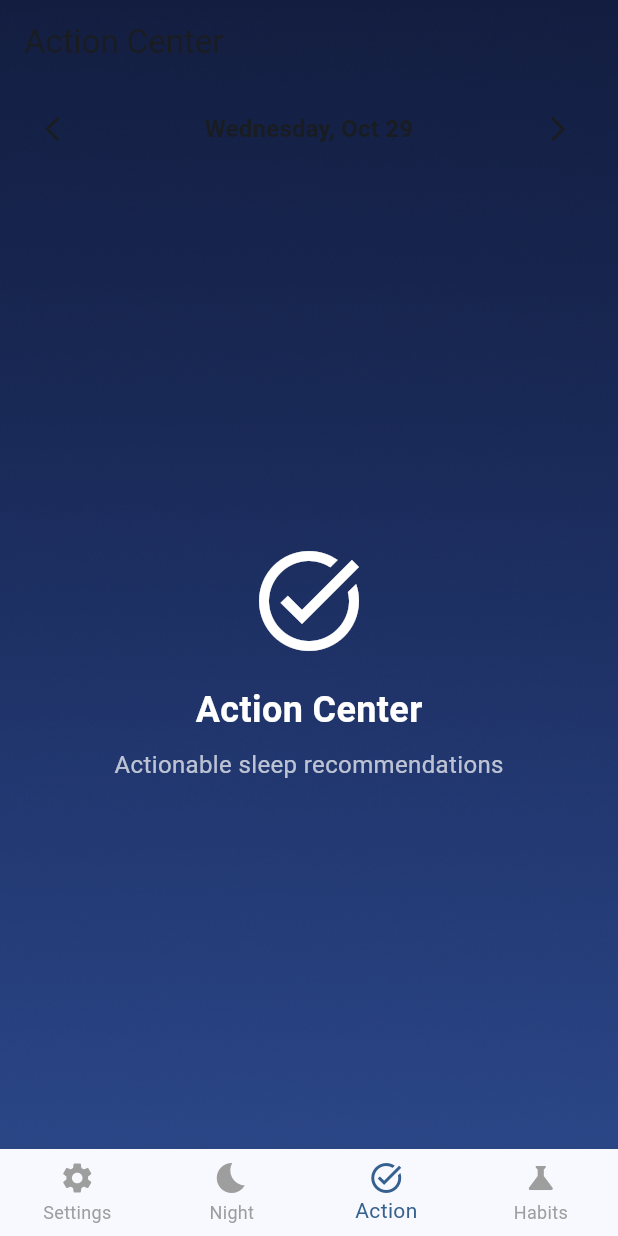
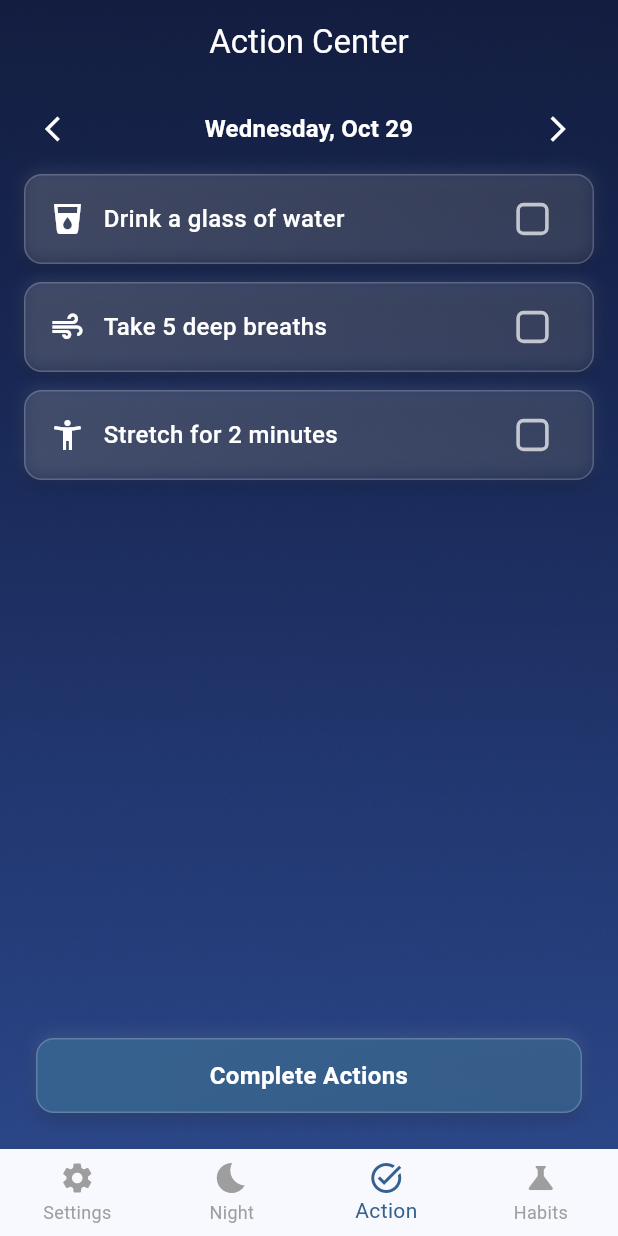
Before and after one commit to Veit-Kramer-Schoeggl/sleepbalance, a Flutter app: the screen it shows after launch, after a tap on "Complete Setup", on a phone screen of 412 x 824 dp. Run offline on Flutter 3.47's test engine with Material 3 defaults, Android fonts, the phone set to English and light mode, and no system bars; our stand-ins replace shared_preferences.

Commit message:
Updated Date Navigation Header Updated Expandable Calendar Night Review Integration

```diff
--- a/lib/features/action_center/presentation/screens/action_screen.dart
+++ b/lib/features/action_center/presentation/screens/action_screen.dart
@@ -1,6 +1,8 @@
 import 'package:flutter/material.dart';
 import '../../../../shared/widgets/ui/background_wrapper.dart';
 import '../../../../shared/widgets/ui/date_navigation_header.dart';
+import '../../../../shared/widgets/ui/checkbox_button.dart';
+import '../../../../shared/widgets/ui/acceptance_button.dart';
 
 /// Action Center screen for actionable sleep recommendations and tasks
 class ActionScreen extends StatefulWidget {
@@ -13,6 +15,25 @@ class ActionScreen extends StatefulWidget {
 class _ActionScreenState extends State<ActionScreen> {
   DateTime _currentDate = DateTime.now();
 
+  // List of action items with checkbox states
+  List<Map<String, dynamic>> _actionItems = [
+    {
+      'text': 'Drink a glass of water',
+      'icon': Icons.local_drink,
+      'isChecked': false,
+    },
+    {
+      'text': 'Take 5 deep breaths',
+      'icon': Icons.air,
+      'isChecked': false,
+    },
+    {
+      'text': 'Stretch for 2 minutes',
+      'icon': Icons.accessibility_new,
+      'isChecked': false,
+    },
+  ];
+
   @override
   Widget build(BuildContext context) {
     return BackgroundWrapper(
@@ -21,9 +42,10 @@ class _ActionScreenState extends State<ActionScreen> {
       child: Scaffold(
         backgroundColor: Colors.transparent,
         appBar: AppBar(
-          title: const Text('Action Center'),
+          title: const Text('Action Center', style: TextStyle(color: Colors.white)),
           backgroundColor: Colors.transparent,
           elevation: 0,
+          centerTitle: true,
         ),
         body: Column(
           children: [
@@ -40,28 +62,44 @@ class _ActionScreenState extends State<ActionScreen> {
                 });
               },
             ),
-            const Expanded(
-              child: Center(
-                child: Column(
-                  mainAxisAlignment: MainAxisAlignment.center,
-                  children: [
-                    Icon(
-                      Icons.task_alt,
-                      size: 80,
-                      color: Colors.white,
+            Expanded(
+              child: Padding(
+                padding: const EdgeInsets.symmetric(horizontal: 16),
+                child: ListView.builder(
+                  itemCount: _actionItems.length,
+                  itemBuilder: (context, index) {
+                    final item = _actionItems[index];
+                    return Padding(
+                      padding: const EdgeInsets.only(bottom: 12),
+                      child: CheckboxButton(
+                        text: item['text'],
+                        icon: item['icon'],
+                        isChecked: item['isChecked'],
+                        onChanged: (value) {
+                          setState(() {
+                            _actionItems[index]['isChecked'] = value ?? false;
+                          });
+                        },
+                      ),
+                    );
+                  },
+                ),
+              ),
+            ),
+            Padding(
+              padding: const EdgeInsets.all(24),
+              child: AcceptanceButton(
+                text: 'Complete Actions',
+                onPressed: () {
+                  final completedCount = _actionItems.where((item) => item['isChecked']).length;
+                  ScaffoldMessenger.of(context).showSnackBar(
+                    SnackBar(
+                      content: Text('$completedCount of ${_actionItems.length} actions completed!'),
+                      backgroundColor: Colors.blue,
                     ),
-                    SizedBox(height: 16),
-                    Text(
-                      'Action Center',
-                      style: TextStyle(fontSize: 24, fontWeight: FontWeight.bold, color: Colors.white),
-                    ),
-                    SizedBox(height: 8),
-                    Text(
-                      'Actionable sleep recommendations',
-                      style: TextStyle(fontSize: 16, color: Colors.white70),
-                    ),
-                  ],
-                ),
+                  );
+                },
+                width: double.infinity,
               ),
             ),
           ],
--- a/lib/features/habits_lab/presentation/screens/habits_screen.dart
+++ b/lib/features/habits_lab/presentation/screens/habits_screen.dart
@@ -1,5 +1,6 @@
 import 'package:flutter/material.dart';
 import '../../../../shared/widgets/ui/background_wrapper.dart';
+import '../../../../shared/widgets/ui/acceptance_button.dart';
 
 /// Habits Lab screen for sleep habit tracking and experimentation
 class HabitsScreen extends StatelessWidget {
@@ -13,11 +14,15 @@ class HabitsScreen extends StatelessWidget {
       child: Scaffold(
         backgroundColor: Colors.transparent,
         appBar: AppBar(
-          title: const Text('Habits Lab'),
+          title: const Text('Habits Lab', style: TextStyle(color: Colors.white)),
           backgroundColor: Colors.transparent,
           elevation: 0,
+          centerTitle: true,
         ),
-        body: const Center(
+        body: Column(
+          children: [
+            const Expanded(
+              child: Center(
                 child: Column(
                   mainAxisAlignment: MainAxisAlignment.center,
                   children: [
@@ -40,6 +45,25 @@ class HabitsScreen extends StatelessWidget {
                 ),
               ),
             ),
+            Padding(
+              padding: const EdgeInsets.all(24),
+              child: AcceptanceButton(
+                text: 'Save Habits',
+                onPressed: () {
+                  // Handle save action
+                  ScaffoldMessenger.of(context).showSnackBar(
+                    const SnackBar(
+                      content: Text('Habits saved successfully!'),
+                      backgroundColor: Colors.green,
+                    ),
+                  );
+                },
+                width: double.infinity,
+              ),
+            ),
+          ],
+        ),
+      ),
     );
   }
 }
--- a/lib/features/night_review/presentation/screens/night_screen.dart
+++ b/lib/features/night_review/presentation/screens/night_screen.dart
@@ -1,6 +1,7 @@
 import 'package:flutter/material.dart';
 import '../../../../shared/widgets/ui/background_wrapper.dart';
 import '../../../../shared/widgets/ui/date_navigation_header.dart';
+import '../../../../shared/widgets/ui/expandable_calendar.dart';
 
 /// Night Review screen for reviewing previous night's sleep data
 class NightScreen extends StatefulWidget {
@@ -12,6 +13,7 @@ class NightScreen extends StatefulWidget {
 
 class _NightScreenState extends State<NightScreen> {
   DateTime _currentDate = DateTime.now();
+  bool _isCalendarExpanded = false;
 
   @override
   Widget build(BuildContext context) {
@@ -21,9 +23,10 @@ class _NightScreenState extends State<NightScreen> {
       child: Scaffold(
         backgroundColor: Colors.transparent,
         appBar: AppBar(
-          title: const Text('Night Review'),
+          title: const Text('Night Review', style: TextStyle(color: Colors.white)),
           backgroundColor: Colors.transparent,
           elevation: 0,
+          centerTitle: true,
         ),
         body: Column(
           children: [
@@ -37,6 +40,25 @@ class _NightScreenState extends State<NightScreen> {
               onNextDay: () {
                 setState(() {
                   _currentDate = _currentDate.add(const Duration(days: 1));
+                });
+              },
+              onDateTap: () {
+                setState(() {
+                  _isCalendarExpanded = !_isCalendarExpanded;
+                });
+              },
+            ),
+            ExpandableCalendar(
+              selectedDate: _currentDate,
+              isExpanded: _isCalendarExpanded,
+              onDateSelected: (date) {
+                setState(() {
+                  _currentDate = date;
+                });
+              },
+              onToggleExpansion: () {
+                setState(() {
+                  _isCalendarExpanded = !_isCalendarExpanded;
                 });
               },
             ),
--- /dev/null
+++ b/lib/shared/widgets/ui/acceptance_button.dart
@@ -0,0 +1,93 @@
+import 'package:flutter/material.dart';
+
+/// A standard acceptance button with floating effect
+/// Used for confirming actions, submissions, etc.
+class AcceptanceButton extends StatelessWidget {
+  final String text;
+  final VoidCallback onPressed;
+  final Color? backgroundColor;
+  final Color? textColor;
+  final double? width;
+  final double? height;
+  final EdgeInsetsGeometry? padding;
+  final bool enabled;
+
+  const AcceptanceButton({
+    super.key,
+    required this.text,
+    required this.onPressed,
+    this.backgroundColor,
+    this.textColor,
+    this.width,
+    this.height = 50,
+    this.padding = const EdgeInsets.symmetric(horizontal: 24, vertical: 12),
+    this.enabled = true,
+  });
+
+  @override
+  Widget build(BuildContext context) {
+    return Container(
+      width: width,
+      height: height,
+      decoration: BoxDecoration(
+        borderRadius: BorderRadius.circular(12),
+        boxShadow: [
+          BoxShadow(
+            color: Colors.black.withOpacity(0.2),
+            blurRadius: 8,
+            offset: const Offset(0, 4),
+          ),
+          BoxShadow(
+            color: Colors.white.withOpacity(0.1),
+            blurRadius: 8,
+            offset: const Offset(0, -2),
+          ),
+        ],
+      ),
+      child: Material(
+        color: Colors.transparent,
+        child: InkWell(
+          onTap: enabled ? onPressed : null,
+          borderRadius: BorderRadius.circular(12),
+          child: Container(
+            decoration: BoxDecoration(
+              gradient: LinearGradient(
+                begin: Alignment.topLeft,
+                end: Alignment.bottomRight,
+                colors: enabled
+                    ? [
+                        backgroundColor ?? Theme.of(context).colorScheme.primary,
+                        (backgroundColor ?? Theme.of(context).colorScheme.primary)
+                            .withOpacity(0.8),
+                      ]
+                    : [
+                        Colors.grey.withOpacity(0.5),
+                        Colors.grey.withOpacity(0.3),
+                      ],
+              ),
+              borderRadius: BorderRadius.circular(12),
+              border: Border.all(
+                color: Colors.white.withOpacity(0.2),
+                width: 1,
+              ),
+            ),
+            padding: padding,
+            child: Center(
+              child: Text(
+                text,
+                style: TextStyle(
+                  color: enabled
+                      ? (textColor ?? Colors.white)
+                      : Colors.white.withOpacity(0.5),
+                  fontSize: 16,
+                  fontWeight: FontWeight.w600,
+                ),
+                textAlign: TextAlign.center,
+              ),
+            ),
+          ),
+        ),
+      ),
+    );
+  }
+}
--- /dev/null
+++ b/lib/shared/widgets/ui/checkbox_button.dart
@@ -0,0 +1,139 @@
+import 'package:flutter/material.dart';
+
+/// A checkbox button with icon, text, and floating effect
+/// Layout: [Icon] [Text] [Checkbox]
+class CheckboxButton extends StatelessWidget {
+  final String text;
+  final IconData icon;
+  final bool isChecked;
+  final ValueChanged<bool?> onChanged;
+  final Color? backgroundColor;
+  final Color? textColor;
+  final Color? iconColor;
+  final Color? checkboxColor;
+  final double? width;
+  final double? height;
+  final EdgeInsetsGeometry? padding;
+  final bool enabled;
+
+  const CheckboxButton({
+    super.key,
+    required this.text,
+    required this.icon,
+    required this.isChecked,
+    required this.onChanged,
+    this.backgroundColor,
+    this.textColor,
+    this.iconColor,
+    this.checkboxColor,
+    this.width,
+    this.height = 60,
+    this.padding = const EdgeInsets.symmetric(horizontal: 16, vertical: 12),
+    this.enabled = true,
+  });
+
+  @override
+  Widget build(BuildContext context) {
+    return Container(
+      width: width,
+      height: height,
+      decoration: BoxDecoration(
+        borderRadius: BorderRadius.circular(12),
+        boxShadow: [
+          BoxShadow(
+            color: Colors.black.withOpacity(0.2),
+            blurRadius: 8,
+            offset: const Offset(0, 4),
+          ),
+          BoxShadow(
+            color: Colors.white.withOpacity(0.1),
+            blurRadius: 8,
+            offset: const Offset(0, -2),
+          ),
+        ],
+      ),
+      child: Material(
+        color: Colors.transparent,
+        child: InkWell(
+          onTap: enabled ? () => onChanged(!isChecked) : null,
+          borderRadius: BorderRadius.circular(12),
+          child: Container(
+            decoration: BoxDecoration(
+              gradient: LinearGradient(
+                begin: Alignment.topLeft,
+                end: Alignment.bottomRight,
+                colors: enabled
+                    ? [
+                        backgroundColor ?? Colors.white.withOpacity(0.1),
+                        (backgroundColor ?? Colors.white.withOpacity(0.1))
+                            .withOpacity(0.05),
+                      ]
+                    : [
+                        Colors.grey.withOpacity(0.1),
+                        Colors.grey.withOpacity(0.05),
+                      ],
+              ),
+              borderRadius: BorderRadius.circular(12),
+              border: Border.all(
+                color: Colors.white.withOpacity(0.2),
+                width: 1,
+              ),
+            ),
+            padding: padding,
+            child: Row(
+              children: [
+                // Left icon
+                Icon(
+                  icon,
+                  color: enabled
+                      ? (iconColor ?? Colors.white)
+                      : Colors.white.withOpacity(0.5),
+                  size: 24,
+                ),
+
+                const SizedBox(width: 12),
+
+                // Center text
+                Expanded(
+                  child: Text(
+                    text,
+                    style: TextStyle(
+                      color: enabled
+                          ? (textColor ?? Colors.white)
+                          : Colors.white.withOpacity(0.5),
+                      fontSize: 16,
+                      fontWeight: FontWeight.w500,
+                    ),
+                    textAlign: TextAlign.left,
+                  ),
+                ),
+
+                const SizedBox(width: 12),
+
+                // Right checkbox
+                Transform.scale(
+                  scale: 1.2,
+                  child: Checkbox(
+                    value: isChecked,
+                    onChanged: enabled ? onChanged : null,
+                    activeColor: checkboxColor ?? Theme.of(context).colorScheme.primary,
+                    checkColor: Colors.white,
+                    side: BorderSide(
+                      color: enabled
+                          ? Colors.white.withOpacity(0.7)
+                          : Colors.white.withOpacity(0.3),
+                      width: 2,
+                    ),
+                    shape: RoundedRectangleBorder(
+                      borderRadius: BorderRadius.circular(4),
+                    ),
+                  ),
+                ),
+              ],
+            ),
+          ),
+        ),
+      ),
+    );
+  }
+}
--- a/lib/shared/widgets/ui/date_navigation_header.dart
+++ b/lib/shared/widgets/ui/date_navigation_header.dart
@@ -7,6 +7,7 @@ class DateNavigationHeader extends StatelessWidget {
   final DateTime currentDate;
   final VoidCallback onPreviousDay;
   final VoidCallback onNextDay;
+  final VoidCallback? onDateTap;
   final double? height;
   final EdgeInsetsGeometry? padding;
 
@@ -15,6 +16,7 @@ class DateNavigationHeader extends StatelessWidget {
     required this.currentDate,
     required this.onPreviousDay,
     required this.onNextDay,
+    this.onDateTap,
     this.height = 60,
     this.padding = const EdgeInsets.symmetric(horizontal: 16, vertical: 8),
   });
@@ -32,20 +34,30 @@ class DateNavigationHeader extends StatelessWidget {
             onPressed: onPreviousDay,
             icon: const Icon(Icons.arrow_back_ios),
             iconSize: 20,
-            color: Theme.of(context).colorScheme.onSurface,
+            color: Colors.white,
             tooltip: 'Previous day',
           ),
 
           // Date display in center
           Expanded(
             child: Center(
-              child: Text(
-                DateFormatter.formatForHeader(currentDate),
-                style: Theme.of(context).textTheme.titleMedium?.copyWith(
-                  fontWeight: FontWeight.w600,
-                  color: Theme.of(context).colorScheme.onSurface,
+              child: GestureDetector(
+                onTap: onDateTap,
+                child: Container(
+                  padding: const EdgeInsets.symmetric(horizontal: 12, vertical: 8),
+                  decoration: onDateTap != null ? BoxDecoration(
+                    borderRadius: BorderRadius.circular(8),
+                    color: Colors.white.withOpacity(0.1),
+                  ) : null,
+                  child: Text(
+                    DateFormatter.formatForHeader(currentDate),
+                    style: Theme.of(context).textTheme.titleMedium?.copyWith(
+                      fontWeight: FontWeight.w600,
+                      color: Colors.white,
+                    ),
+                    textAlign: TextAlign.center,
+                  ),
                 ),
-                textAlign: TextAlign.center,
               ),
             ),
           ),
@@ -55,7 +67,7 @@ class DateNavigationHeader extends StatelessWidget {
             onPressed: onNextDay,
             icon: const Icon(Icons.arrow_forward_ios),
             iconSize: 20,
-            color: Theme.of(context).colorScheme.onSurface,
+            color: Colors.white,
             tooltip: 'Next day',
           ),
         ],
--- /dev/null
+++ b/lib/shared/widgets/ui/expandable_calendar.dart
@@ -0,0 +1,162 @@
+import 'package:flutter/material.dart';
+
+/// An expandable calendar widget with floating effect
+/// Allows date selection and displays in a collapsible format
+class ExpandableCalendar extends StatefulWidget {
+  final DateTime selectedDate;
+  final ValueChanged<DateTime> onDateSelected;
+  final bool isExpanded;
+  final VoidCallback onToggleExpansion;
+
+  const ExpandableCalendar({
+    super.key,
+    required this.selectedDate,
+    required this.onDateSelected,
+    required this.isExpanded,
+    required this.onToggleExpansion,
+  });
+
+  @override
+  State<ExpandableCalendar> createState() => _ExpandableCalendarState();
+}
+
+class _ExpandableCalendarState extends State<ExpandableCalendar>
+    with SingleTickerProviderStateMixin {
+  late AnimationController _animationController;
+  late Animation<double> _expandAnimation;
+
+  @override
+  void initState() {
+    super.initState();
+    _animationController = AnimationController(
+      duration: const Duration(milliseconds: 300),
+      vsync: this,
+    );
+    _expandAnimation = CurvedAnimation(
+      parent: _animationController,
+      curve: Curves.easeInOut,
+    );
+
+    if (widget.isExpanded) {
+      _animationController.value = 1.0;
+    }
+  }
+
+  @override
+  void didUpdateWidget(ExpandableCalendar oldWidget) {
+    super.didUpdateWidget(oldWidget);
+    if (widget.isExpanded != oldWidget.isExpanded) {
+      if (widget.isExpanded) {
+        _animationController.forward();
+      } else {
+        _animationController.reverse();
+      }
+    }
+  }
+
+  @override
+  void dispose() {
+    _animationController.dispose();
+    super.dispose();
+  }
+
+  @override
+  Widget build(BuildContext context) {
+    return Container(
+      margin: const EdgeInsets.symmetric(horizontal: 16, vertical: 8),
+      decoration: BoxDecoration(
+        borderRadius: BorderRadius.circular(12),
+        boxShadow: [
+          BoxShadow(
+            color: Colors.black.withOpacity(0.2),
+            blurRadius: 8,
+            offset: const Offset(0, 4),
+          ),
+          BoxShadow(
+            color: Colors.white.withOpacity(0.1),
+            blurRadius: 8,
+            offset: const Offset(0, -2),
+          ),
+        ],
+      ),
+      child: Material(
+        color: Colors.transparent,
+        child: Container(
+          decoration: BoxDecoration(
+            gradient: LinearGradient(
+              begin: Alignment.topLeft,
+              end: Alignment.bottomRight,
+              colors: [
+                Colors.white.withOpacity(0.1),
+                Colors.white.withOpacity(0.05),
+              ],
+            ),
+            borderRadius: BorderRadius.circular(12),
+            border: Border.all(
+              color: Colors.white.withOpacity(0.2),
+              width: 1,
+            ),
+          ),
+          child: Column(
+            children: [
+              // Header with expand/collapse button
+              InkWell(
+                onTap: widget.onToggleExpansion,
+                borderRadius: const BorderRadius.vertical(top: Radius.circular(12)),
+                child: Padding(
+                  padding: const EdgeInsets.all(16),
+                  child: Row(
+                    children: [
+                      const Icon(
+                        Icons.calendar_month,
+                        color: Colors.white,
+                        size: 24,
+                      ),
+                      const SizedBox(width: 12),
+                      const Expanded(
+                        child: Text(
+                          'Select Date',
+                          style: TextStyle(
+                            color: Colors.white,
+                            fontSize: 16,
+                            fontWeight: FontWeight.w500,
+                          ),
+                        ),
+                      ),
+                      AnimatedRotation(
+                        turns: widget.isExpanded ? 0.5 : 0,
+                        duration: const Duration(milliseconds: 300),
+                        child: const Icon(
+                          Icons.keyboard_arrow_down,
+                          color: Colors.white,
+                          size: 24,
+                        ),
+                      ),
+                    ],
+                  ),
+                ),
+              ),
+
+              // Expandable calendar content
+              SizeTransition(
+                sizeFactor: _expandAnimation,
+                child: Container(
+                  padding: const EdgeInsets.all(16),
+                  child: CalendarDatePicker(
+                    initialDate: widget.selectedDate,
+                    firstDate: DateTime.now().subtract(const Duration(days: 365)),
+                    lastDate: DateTime.now().add(const Duration(days: 365)),
+                    onDateChanged: (date) {
+                      widget.onDateSelected(date);
+                      widget.onToggleExpansion(); // Auto-collapse after selection
+                    },
+                  ),
+                ),
+              ),
+            ],
+          ),
+        ),
+      ),
+    );
+  }
+}
```
Lines whose indentation alone changed are shown as unchanged.
